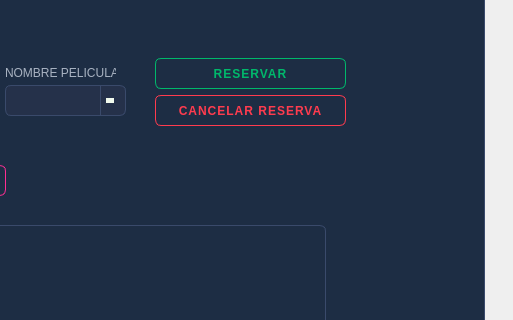
Qt form FASE2/mainwindow.ui (SABANd5/EDD_2S2026_PY_202303371) before a commit; both pictures show x 386 to 899 and y 86 to 406 of the 899 by 583 pixel window.
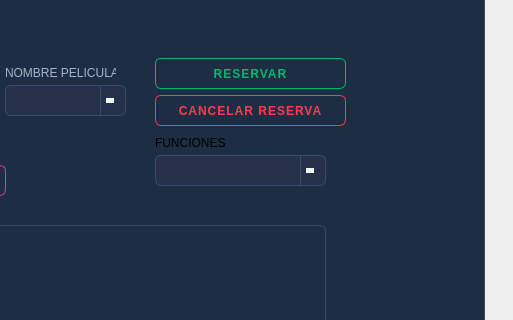
The same form after that commit. The open tabs and pages were chosen to show the change.

Commit message: Actualización de funcion de peliculas

What changed in the file:
```diff
--- a/FASE2/mainwindow.ui
+++ b/FASE2/mainwindow.ui
@@ -904,6 +904,65 @@
 }</string>
         </property>
        </widget>
+       <widget class="QComboBox" name="cbmFuncionPeli">
+        <property name="geometry">
+         <rect>
+          <x>520</x>
+          <y>170</y>
+          <width>171</width>
+          <height>31</height>
+         </rect>
+        </property>
+        <property name="styleSheet">
+         <string notr="true">QComboBox {
+    background-color: #25314A;
+    border: 1px solid #3A4A6B;
+    border-radius: 6px;
+    padding: 6px 10px;
+    color: #F1FAEE;
+    font-family: &quot;Montserrat&quot;;
+    font-size: 13px;
+}
+QComboBox:hover {
+    border: 1px solid #E63946;
+}
+QComboBox::drop-down {
+    subcontrol-origin: padding;
+    subcontrol-position: top right;
+    width: 24px;
+    border-left: 1px solid #3A4A6B;
+}
+QComboBox::down-arrow {
+    width: 0px;
+    height: 0px;
+    border-left: 4px solid transparent;
+    border-right: 4px solid transparent;
+    border-top: 5px solid #F1FAEE;
+    margin-right: 6px;
+}
+QComboBox QAbstractItemView {
+    background-color: #1D2D44;
+    border: 1px solid #3A4A6B;
+    color: #F1FAEE;
+    selection-background-color: #E63946;
+    selection-color: #F1FAEE;
+    outline: none;
+}</string>
+        </property>
+       </widget>
+       <widget class="QLabel" name="label_57">
+        <property name="geometry">
+         <rect>
+          <x>520</x>
+          <y>150</y>
+          <width>71</width>
+          <height>16</height>
+         </rect>
+        </property>
+        <property name="text">
+         <string>FUNCIONES</string>
+        </property>
+       </widget>
       </widget>
       <widget class="QWidget" name="tab_6">
        <attribute name="title">
```
Left out of the diff: 105 changed lines with no effect on the pictures. The commit also changes 2 other files.
